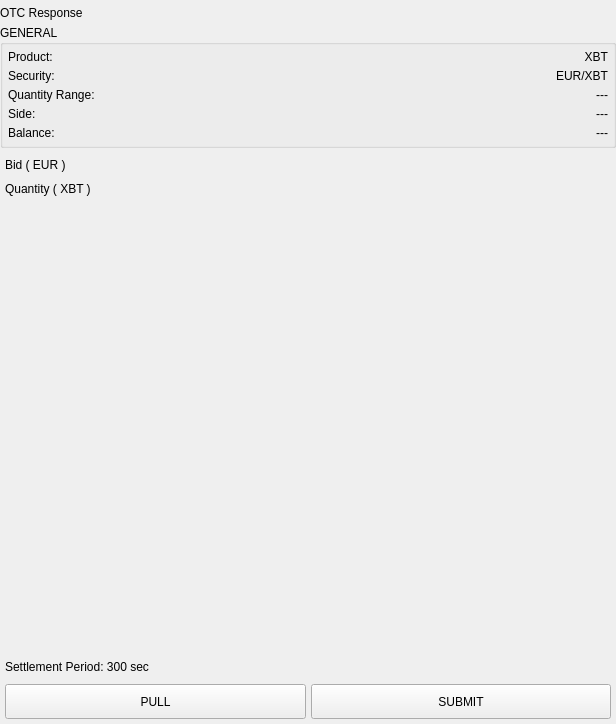
Above: BlockSettleUILib/ChatUI/OTCShieldWidgets/CreateOTCResponseWidget.ui from BlockSettle/terminal before the change. Below: the same form after it.
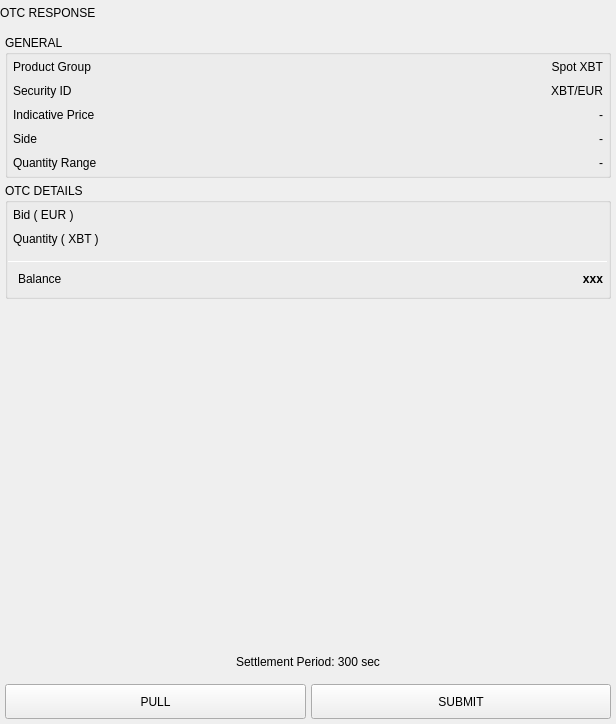
That is the form after the change. Custom widgets are drawn as their Qt base class.

The edit to the form file:
```diff
--- a/BlockSettleUILib/ChatUI/OTCShieldWidgets/CreateOTCResponseWidget.ui
+++ b/BlockSettleUILib/ChatUI/OTCShieldWidgets/CreateOTCResponseWidget.ui
@@ -13,9 +13,9 @@
   <property name="windowTitle">
    <string>Form</string>
   </property>
-  <layout class="QVBoxLayout" name="verticalLayout_7">
+  <layout class="QVBoxLayout" name="verticalLayout_6">
    <property name="spacing">
-    <number>0</number>
+    <number>5</number>
    </property>
    <property name="leftMargin">
     <number>0</number>
@@ -59,7 +59,7 @@
       <item>
        <widget class="QLabel" name="headerLabel">
         <property name="text">
-         <string>OTC Response</string>
+         <string>OTC RESPONSE</string>
         </property>
         <property name="headerLabel" stdset="0">
          <bool>true</bool>
@@ -74,27 +74,6 @@
    </item>
    <item>
     <widget class="QWidget" name="generalWidget" native="true">
-     <layout class="QVBoxLayout" name="verticalLayout_6">
-      <property name="spacing">
-       <number>5</number>
-      </property>
-      <property name="leftMargin">
-       <number>0</number>
-      </property>
-      <property name="topMargin">
-       <number>0</number>
-      </property>
-      <property name="rightMargin">
-       <number>0</number>
-      </property>
-      <property name="bottomMargin">
-       <number>0</number>
-      </property>
-      <item>
-       <widget class="QGroupBox" name="groupBox">
-        <property name="title">
-         <string>GENERAL</string>
-        </property>
         <layout class="QVBoxLayout" name="verticalLayout_2">
          <property name="spacing">
           <number>5</number>
@@ -112,15 +91,35 @@
           <number>5</number>
          </property>
          <item>
-          <widget class="QWidget" name="widgetProduct" native="true">
-           <layout class="QHBoxLayout" name="horizontalLayout">
+       <widget class="QGroupBox" name="groupBoxGeneral">
+        <property name="title">
+         <string>GENERAL</string>
+        </property>
+        <property name="wellGroupBoxWithButtonBar" stdset="0">
+         <bool>true</bool>
+        </property>
+        <layout class="QVBoxLayout" name="verticalLayout_13">
             <property name="spacing">
-             <number>0</number>
+          <number>10</number>
             </property>
             <property name="leftMargin">
-             <number>0</number>
+          <number>5</number>
             </property>
             <property name="topMargin">
+          <number>5</number>
+         </property>
+         <property name="rightMargin">
+          <number>5</number>
+         </property>
+         <property name="bottomMargin">
+          <number>5</number>
+         </property>
+         <item>
+          <layout class="QHBoxLayout" name="horizontalLayout_7">
+           <property name="spacing">
+            <number>5</number>
+           </property>
+           <property name="leftMargin">
              <number>0</number>
             </property>
             <property name="rightMargin">
@@ -130,16 +129,16 @@
              <number>0</number>
             </property>
             <item>
-             <widget class="QLabel" name="label">
+            <widget class="QLabel" name="productName">
               <property name="text">
-               <string>Product:</string>
+              <string>Product Group</string>
               </property>
              </widget>
             </item>
             <item>
-             <widget class="QLabel" name="label_2">
+            <widget class="QLabel" name="productValue">
               <property name="text">
-               <string>XBT</string>
+              <string>Spot XBT</string>
               </property>
               <property name="alignment">
                <set>Qt::AlignRight|Qt::AlignTrailing|Qt::AlignVCenter</set>
@@ -150,14 +149,46 @@
              </widget>
             </item>
            </layout>
-          </widget>
          </item>
          <item>
-          <widget class="QWidget" name="widgetSecurity" native="true">
-           <layout class="QHBoxLayout" name="horizontalLayout_2">
+          <layout class="QHBoxLayout" name="horizontalLayout_8">
             <property name="spacing">
+            <number>5</number>
+           </property>
+           <property name="leftMargin">
              <number>0</number>
             </property>
+           <property name="rightMargin">
+            <number>0</number>
+           </property>
+           <item>
+            <widget class="QLabel" name="securityLabel">
+             <property name="text">
+              <string>Security ID</string>
+             </property>
+            </widget>
+           </item>
+           <item>
+            <widget class="QLabel" name="securityValue">
+             <property name="text">
+              <string>XBT/EUR</string>
+             </property>
+             <property name="alignment">
+              <set>Qt::AlignRight|Qt::AlignTrailing|Qt::AlignVCenter</set>
+             </property>
+             <property name="whiteLabel" stdset="0">
+              <bool>true</bool>
+             </property>
+            </widget>
+           </item>
+          </layout>
+         </item>
+         <item>
+          <widget class="QWidget" name="indicativePriceWidget" native="true">
+           <layout class="QHBoxLayout" name="indicativePriceLayout">
+            <property name="spacing">
+             <number>5</number>
+            </property>
             <property name="leftMargin">
              <number>0</number>
             </property>
@@ -171,16 +202,16 @@
              <number>0</number>
             </property>
             <item>
-             <widget class="QLabel" name="label_3">
+             <widget class="QLabel" name="indicativePriceLabel">
               <property name="text">
-               <string>Security:</string>
+               <string>Indicative Price</string>
               </property>
              </widget>
             </item>
             <item>
-             <widget class="QLabel" name="label_4">
+             <widget class="QLabel" name="indicativePriceValue">
               <property name="text">
-               <string>EUR/XBT</string>
+               <string>-</string>
               </property>
               <property name="alignment">
                <set>Qt::AlignRight|Qt::AlignTrailing|Qt::AlignVCenter</set>
@@ -194,10 +225,10 @@
           </widget>
          </item>
          <item>
-          <widget class="QWidget" name="widgetRange" native="true">
-           <layout class="QHBoxLayout" name="horizontalLayout_4">
+          <widget class="QWidget" name="sideWidget" native="true">
+           <layout class="QHBoxLayout" name="sideLayout">
             <property name="spacing">
-             <number>0</number>
+             <number>5</number>
             </property>
             <property name="leftMargin">
              <number>0</number>
@@ -212,16 +243,16 @@
              <number>0</number>
             </property>
             <item>
-             <widget class="QLabel" name="label_6">
+             <widget class="QLabel" name="sideLabel">
               <property name="text">
-               <string>Quantity Range:</string>
+               <string>Side</string>
               </property>
              </widget>
             </item>
             <item>
-             <widget class="QLabel" name="labelRange">
+             <widget class="QLabel" name="sideValue">
               <property name="text">
-               <string>---</string>
+               <string>-</string>
               </property>
               <property name="alignment">
                <set>Qt::AlignRight|Qt::AlignTrailing|Qt::AlignVCenter</set>
@@ -235,10 +266,10 @@
           </widget>
          </item>
          <item>
-          <widget class="QWidget" name="widgetSide" native="true">
-           <layout class="QHBoxLayout" name="horizontalLayout_3">
+          <widget class="QWidget" name="rangeWidget" native="true">
+           <layout class="QHBoxLayout" name="sideLayout_2">
             <property name="spacing">
-             <number>0</number>
+             <number>5</number>
             </property>
             <property name="leftMargin">
              <number>0</number>
@@ -255,14 +286,14 @@
             <item>
              <widget class="QLabel" name="label_5">
               <property name="text">
-               <string>Side:</string>
+               <string>Quantity Range</string>
               </property>
              </widget>
             </item>
             <item>
              <widget class="QLabel" name="labelSide">
               <property name="text">
-               <string>---</string>
+               <string>-</string>
               </property>
               <property name="alignment">
                <set>Qt::AlignRight|Qt::AlignTrailing|Qt::AlignVCenter</set>
@@ -275,12 +306,18 @@
            </layout>
           </widget>
          </item>
+        </layout>
+       </widget>
+      </item>
          <item>
-          <widget class="QWidget" name="widgetBalance" native="true">
-           <layout class="QHBoxLayout" name="horizontalLayout_6">
-            <property name="spacing">
-             <number>0</number>
-            </property>
+       <widget class="QGroupBox" name="groupBoxRequest">
+        <property name="title">
+         <string>OTC DETAILS</string>
+        </property>
+        <property name="wellGroupBoxWithButtonBar" stdset="0">
+         <bool>true</bool>
+        </property>
+        <layout class="QGridLayout" name="gridLayout">
             <property name="leftMargin">
              <number>0</number>
             </property>
@@ -293,17 +330,50 @@
             <property name="bottomMargin">
              <number>0</number>
             </property>
+         <property name="horizontalSpacing">
+          <number>0</number>
+         </property>
+         <property name="verticalSpacing">
+          <number>5</number>
+         </property>
+         <item row="2" column="0">
+          <widget class="QWidget" name="balanceLayout" native="true">
+           <property name="minimumSize">
+            <size>
+             <width>0</width>
+             <height>0</height>
+            </size>
+           </property>
+           <layout class="QHBoxLayout" name="horizontalLayout_19">
+            <property name="spacing">
+             <number>3</number>
+            </property>
+            <property name="leftMargin">
+             <number>10</number>
+            </property>
+            <property name="topMargin">
+             <number>5</number>
+            </property>
+            <property name="rightMargin">
+             <number>5</number>
+            </property>
+            <property name="bottomMargin">
+             <number>10</number>
+            </property>
             <item>
-             <widget class="QLabel" name="label_7">
+             <widget class="QLabel" name="cashBalanceLabel">
               <property name="text">
-               <string>Balance:</string>
+               <string>Balance</string>
               </property>
              </widget>
             </item>
             <item>
-             <widget class="QLabel" name="label_8">
+             <widget class="QLabel" name="labelBalanceValue">
+              <property name="styleSheet">
+               <string notr="true">font-weight: bold;</string>
+              </property>
               <property name="text">
-               <string>---</string>
+               <string>xxx</string>
               </property>
               <property name="alignment">
                <set>Qt::AlignRight|Qt::AlignTrailing|Qt::AlignVCenter</set>
@@ -316,10 +386,26 @@
            </layout>
           </widget>
          </item>
-        </layout>
-       </widget>
-      </item>
-      <item>
+         <item row="1" column="0">
+          <widget class="Line" name="lineBeforeBalance">
+           <property name="sizePolicy">
+            <sizepolicy hsizetype="MinimumExpanding" vsizetype="Fixed">
+             <horstretch>0</horstretch>
+             <verstretch>0</verstretch>
+            </sizepolicy>
+           </property>
+           <property name="maximumSize">
+            <size>
+             <width>16777215</width>
+             <height>1</height>
+            </size>
+           </property>
+           <property name="orientation">
+            <enum>Qt::Horizontal</enum>
+           </property>
+          </widget>
+         </item>
+         <item row="0" column="0">
        <widget class="QWidget" name="widgetSliders" native="true">
         <layout class="QVBoxLayout" name="verticalLayout_5">
          <property name="spacing">
@@ -405,6 +491,9 @@
      </layout>
     </widget>
    </item>
+     </layout>
+    </widget>
+   </item>
    <item>
     <spacer name="verticalSpacer">
      <property name="orientation">
@@ -441,6 +530,9 @@
         <property name="text">
          <string>Settlement Period: 300 sec</string>
         </property>
+        <property name="alignment">
+         <set>Qt::AlignCenter</set>
+        </property>
        </widget>
       </item>
      </layout>
```
Left out of the diff: 4 changed lines with no effect on the pictures. Lines whose indentation alone changed are shown as unchanged.
